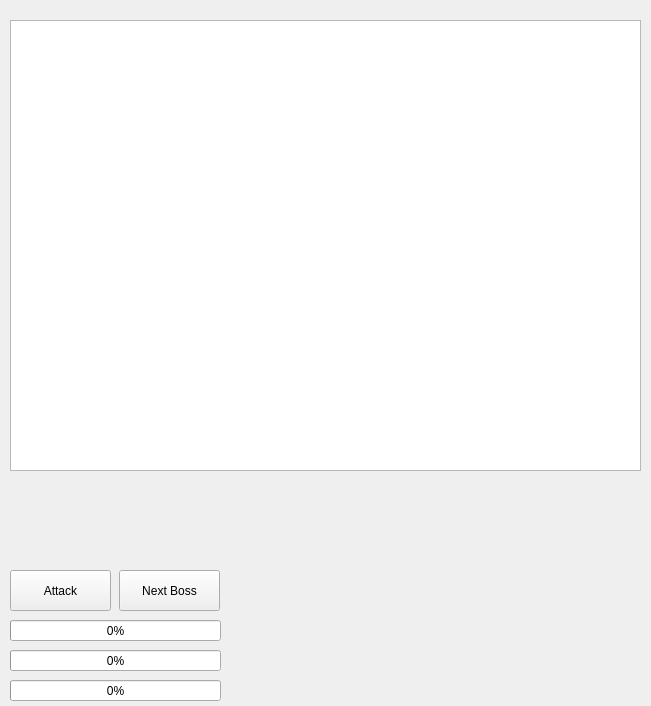
This is bossmode.ui in nansvn/CS4076-Zork-Project as Qt 5 draws it before an edit. The edited form follows.
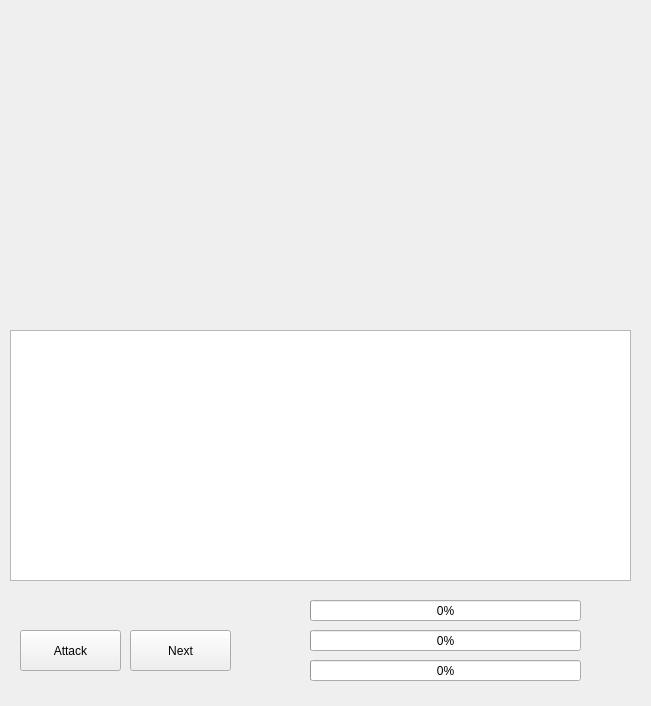
This is the edited form. Icons and pictures are not drawn.

What changed in the file:
```diff
--- a/bossmode.ui
+++ b/bossmode.ui
@@ -17,9 +17,9 @@
    <property name="geometry">
     <rect>
      <x>10</x>
-     <y>20</y>
-     <width>631</width>
-     <height>451</height>
+     <y>330</y>
+     <width>621</width>
+     <height>251</height>
     </rect>
    </property>
    <property name="styleSheet">
@@ -29,9 +29,9 @@
   <widget class="QProgressBar" name="progressBar_BossHealth">
    <property name="geometry">
     <rect>
-     <x>10</x>
-     <y>620</y>
-     <width>211</width>
+     <x>310</x>
+     <y>600</y>
+     <width>271</width>
      <height>21</height>
     </rect>
    </property>
@@ -42,9 +42,9 @@
   <widget class="QProgressBar" name="progressBar_PlayerHealth">
    <property name="geometry">
     <rect>
-     <x>10</x>
-     <y>650</y>
-     <width>211</width>
+     <x>310</x>
+     <y>630</y>
+     <width>271</width>
      <height>21</height>
     </rect>
    </property>
@@ -58,9 +58,9 @@
   <widget class="QProgressBar" name="progressBar_PlayerStamina">
    <property name="geometry">
     <rect>
-     <x>10</x>
-     <y>680</y>
-     <width>211</width>
+     <x>310</x>
+     <y>660</y>
+     <width>271</width>
      <height>21</height>
     </rect>
    </property>
@@ -74,8 +74,8 @@
   <widget class="QPushButton" name="AttackButton">
    <property name="geometry">
     <rect>
-     <x>10</x>
-     <y>570</y>
+     <x>20</x>
+     <y>630</y>
      <width>101</width>
      <height>41</height>
     </rect>
@@ -87,23 +87,23 @@
   <widget class="QPushButton" name="pushButton">
    <property name="geometry">
     <rect>
-     <x>119</x>
-     <y>570</y>
+     <x>130</x>
+     <y>630</y>
      <width>101</width>
      <height>41</height>
     </rect>
    </property>
    <property name="text">
-    <string>Next Boss</string>
+    <string>Next</string>
    </property>
   </widget>
   <widget class="QLabel" name="label">
    <property name="geometry">
     <rect>
-     <x>280</x>
-     <y>500</y>
-     <width>281</width>
-     <height>191</height>
+     <x>10</x>
+     <y>0</y>
+     <width>621</width>
+     <height>321</height>
     </rect>
    </property>
    <property name="text">
```
Left out of the diff: 2 changed lines with no effect on the pictures.
